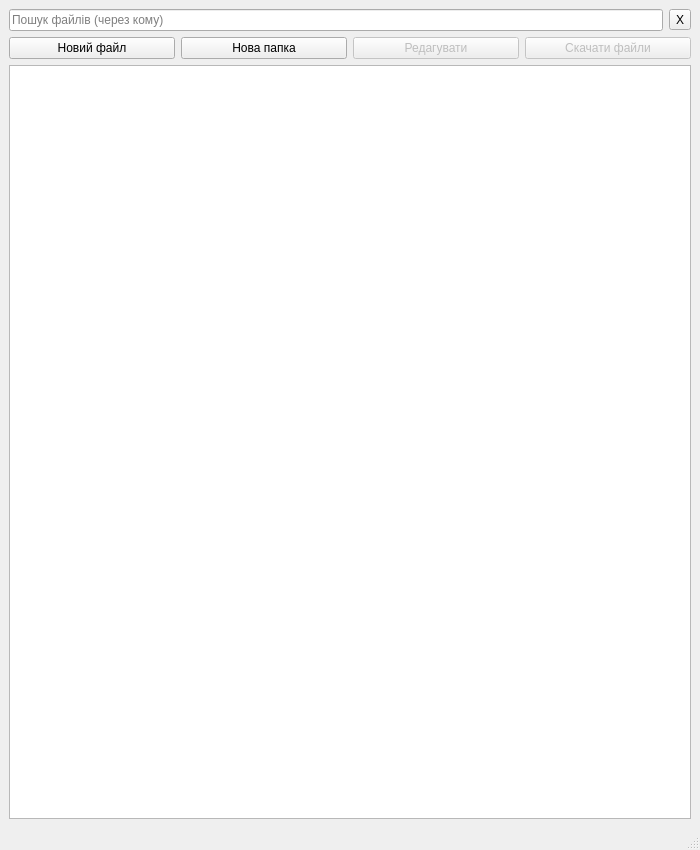
andrii-shchur/TeleCloud, file gui/main.ui: the form before one commit.
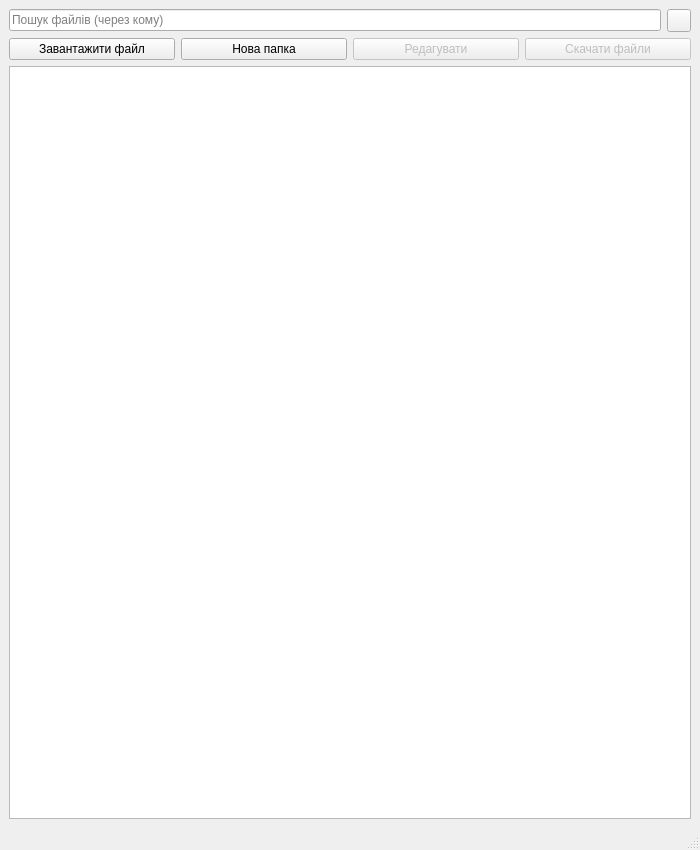
The form after the commit. Icons and pictures are not drawn.

Diff of the .ui file:
```diff
--- a/gui/main.ui
+++ b/gui/main.ui
@@ -31,7 +31,11 @@
       <item>
        <widget class="QToolButton" name="cancel_search_button">
         <property name="text">
-         <string>X</string>
+         <string/>
+        </property>
+        <property name="icon">
+         <iconset>
+          <normaloff>cross.png</normaloff>cross.png</iconset>
         </property>
        </widget>
       </item>
@@ -42,7 +46,11 @@
       <item>
        <widget class="QPushButton" name="upload_button">
         <property name="text">
-         <string>Новий файл</string>
+         <string>Завантажити файл</string>
+        </property>
+        <property name="icon">
+         <iconset>
+          <normaloff>upload.png</normaloff>upload.png</iconset>
         </property>
        </widget>
       </item>
```
Left out of the diff: 12 changed lines with no effect on the pictures.
